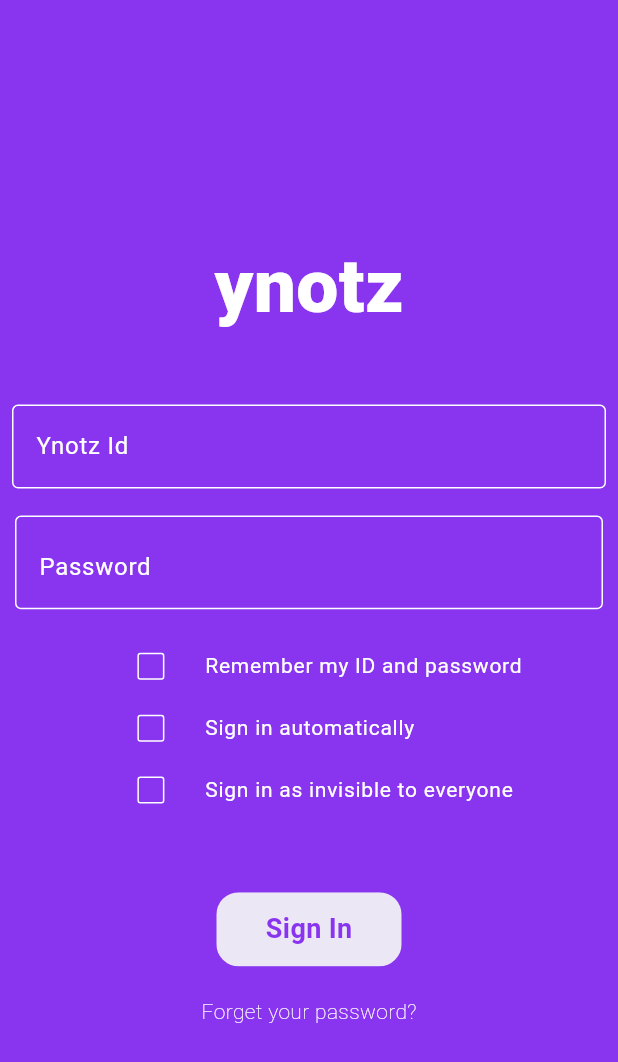
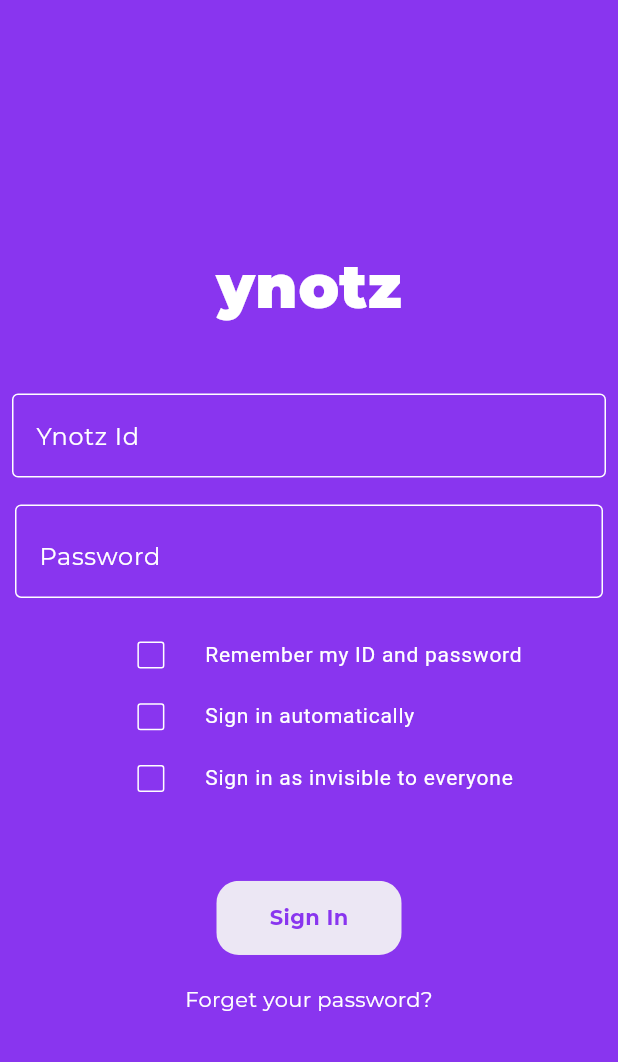
Before and after one commit to AshnaSathar/chat-application-mobile, a Flutter app: the screen it shows after launch, on a phone screen of 412 x 824 dp. Shown: the top 1062 px of the screen. Run offline on Flutter 3.47's test engine with Material 3 defaults, Android fonts, the phone set to English and light mode, and no system bars; our stand-ins replace emoji_picker_flutter, google_fonts, image_picker.

Commit message:
fixed issues with emojis, changed the text fonts

```diff
--- a/lib/Views/loginPage/loginPage.dart
+++ b/lib/Views/loginPage/loginPage.dart
@@ -1,6 +1,7 @@
 import 'package:flutter/material.dart';
 import 'package:flutter_application_1/Views/HomePage/homePage.dart';
 import 'package:flutter_application_1/constants/colorConstants.dart';
+import 'package:flutter_application_1/constants/textstyle.dart';
 import 'package:flutter_application_1/widgets/checkbox.dart';
 
 class LoginPage extends StatefulWidget {
@@ -16,12 +17,9 @@ class LoginPage extends StatefulWidget {
         const begin = Offset(0.0, 1.0);
         const end = Offset.zero;
         const curve = Curves.ease;
-
         var tween =
             Tween(begin: begin, end: end).chain(CurveTween(curve: curve));
-
         var offsetAnimation = animation.drive(tween);
-
         return SlideTransition(
           position: offsetAnimation,
           child: child,
@@ -33,14 +31,14 @@ class LoginPage extends StatefulWidget {
 }
 
 class _LoginPageState extends State<LoginPage> {
-  bool isvisible = false;
-
   final emailValid = RegExp(
       r"^[a-zA-Z0-9.a-zA-Z0-9.!#$%&'*+-/=?^_`{|}~]+@[a-zA-Z0-9]+\.[a-zA-Z]+");
   TextEditingController nameController = TextEditingController();
   TextEditingController passwordController = TextEditingController();
   List<CheckboxItem> checkboxes = [
-    CheckboxItem(name: 'Remember my ID and password'),
+    CheckboxItem(
+      name: 'Remember my ID and password',
+    ),
     CheckboxItem(name: 'Sign in automatically'),
     CheckboxItem(name: 'Sign in as invisible to everyone'),
   ];
@@ -58,17 +56,24 @@ class _LoginPageState extends State<LoginPage> {
                     children: [
               Padding(
                   padding: const EdgeInsets.all(35.0),
-                  child: Text("ynotz",
-                      style: TextStyle(
-                          fontFamily: 'Montserrat',
-                          color: ColorsUsed.secondaryColor,
-                          fontSize: 50,
-                          fontWeight: FontWeight.w900))),
+                  child: Text(
+                    "ynotz",
+                    style: TextStyleConstants.textstyle(
+                        fontSize: 40,
+                        fontWeight: FontWeight.w900,
+                        color: ColorsUsed.secondaryColor),
+                    // style: TextStyle(
+                    //     fontFamily: 'Montserrat',
+                    //     color: ColorsUsed.secondaryColor,
+                    //     fontSize: 50,
+                    //     fontWeight: FontWeight.w900)
+                  )),
               Padding(
                   padding: const EdgeInsets.all(8.0),
                   child: TextFormField(
                       controller: nameController,
-                      style: TextStyle(color: ColorsUsed.primaryTextColor),
+                      style: TextStyleConstants.textstyle(
+                          color: ColorsUsed.primaryTextColor),
                       decoration: InputDecoration(
                         focusedBorder: OutlineInputBorder(
                           borderSide: BorderSide(color: Colors.blue),
@@ -84,7 +89,8 @@ class _LoginPageState extends State<LoginPage> {
               Padding(
                   padding: const EdgeInsets.all(10.0),
                   child: TextFormField(
-                  style: TextStyle(color: ColorsUsed.primaryTextColor),
+                    style: TextStyleConstants.textstyle(
+                        color: ColorsUsed.primaryTextColor),
                     controller: passwordController,
                     decoration: InputDecoration(
                         focusedBorder: OutlineInputBorder(
@@ -95,7 +101,8 @@ class _LoginPageState extends State<LoginPage> {
                               BorderSide(color: ColorsUsed.primaryTextColor),
                         ),
                         hintText: "Password",
-                    hintStyle: TextStyle(color: ColorsUsed.primaryTextColor),
+                        hintStyle:
+                            TextStyle(color: ColorsUsed.primaryTextColor),
                         suffix: InkWell(
                             onTap: () {
                               setState(() {
@@ -107,14 +114,11 @@ class _LoginPageState extends State<LoginPage> {
                                   ? Icons.visibility
                                   : Icons.visibility_off,
                               color: ColorsUsed.primaryIconColor,
-                      ),
-                    ),
-                  ),
+                            ))),
                     obscureText: !isPasswordVisible,
                     keyboardType: TextInputType.visiblePassword,
                     textInputAction: TextInputAction.done,
-                ),
-              ),
+                  )),
               Container(
                   width: double.infinity,
                   child: CheckboxGroup(
@@ -141,9 +145,9 @@ class _LoginPageState extends State<LoginPage> {
                                         child: Center(
                                             child: Text(
                                           "Please Enter Your Email Id and Password!!",
-                                    style: TextStyle(
-                                        fontSize: 18,
-                                        fontWeight: FontWeight.bold),
+                                          style: TextStyleConstants.textstyle(
+                                              fontWeight: FontWeight.bold,
+                                              color: ColorsUsed.primaryColor),
                                         )));
                                   });
                             }
@@ -157,16 +161,11 @@ class _LoginPageState extends State<LoginPage> {
                               child: Center(
                                   child: Text(
                                 "Sign In",
-                          style: TextStyle(
-                              fontSize: 18,
-                              color: ColorsUsed.primaryColor,
-                              fontWeight: FontWeight.bold),
-                        ),
-                      ),
-                    ),
-                  ),
-                ),
-              ),
+                                style: TextStyleConstants.textstyle(
+                                    fontSize: 14,
+                                    fontWeight: FontWeight.bold,
+                                    color: ColorsUsed.primaryColor),
+                              )))))),
               Padding(
                   padding: const EdgeInsets.all(20.0),
                   child: InkWell(
@@ -175,17 +174,12 @@ class _LoginPageState extends State<LoginPage> {
                     },
                     child: Text(
                       "Forget your password?",
-                    style: TextStyle(
-                        color: ColorsUsed.secondaryColor,
-                        fontWeight: FontWeight.w200),
+                      style: TextStyleConstants.textstyle(
+                          fontWeight: FontWeight.w400,
+                          color: ColorsUsed.primaryTextColor),
                     ),
-                ),
-              )
-            ],
-          ),
-        ),
-      ),
-    );
+                  ))
+            ]))));
   }
 }
 //  Padding(
--- /dev/null
+++ b/lib/constants/textstyle.dart
@@ -0,0 +1,5 @@
+import 'package:google_fonts/google_fonts.dart';
+
+class TextStyleConstants {
+  static var textstyle = GoogleFonts.montserrat;
+}
--- a/lib/main.dart
+++ b/lib/main.dart
@@ -13,11 +13,9 @@ class MyApp extends StatelessWidget {
   @override
   Widget build(BuildContext context) {
     return ChangeNotifierProvider(
-      create: (context) => ProviderClass(),
-      child: MaterialApp(
-        debugShowCheckedModeBanner: false,
-        home: LoginPage(),
-      ),
-    );
+        create: (context) => ProviderClass(),
+        child: SafeArea(
+            child: MaterialApp(
+                debugShowCheckedModeBanner: false, home: LoginPage())));
   }
 }
```
Also changed, not shown: lib/Views/GroupChatScreen/appBarFroGroupChat.dart (+20 -5 lines), lib/Views/GroupChatScreen/roomMembers.dart (+6 -3 lines), lib/Views/HomePage/allChats.dart (+11 -5 lines), lib/Views/HomePage/allRooms.dart (+34 -8 lines), lib/widgets/messageBar.dart (+45 -25 lines), pubspec.yaml (+11 -9 lines), pubspec.lock, 8 other files. Lines whose indentation alone changed are shown as unchanged.
